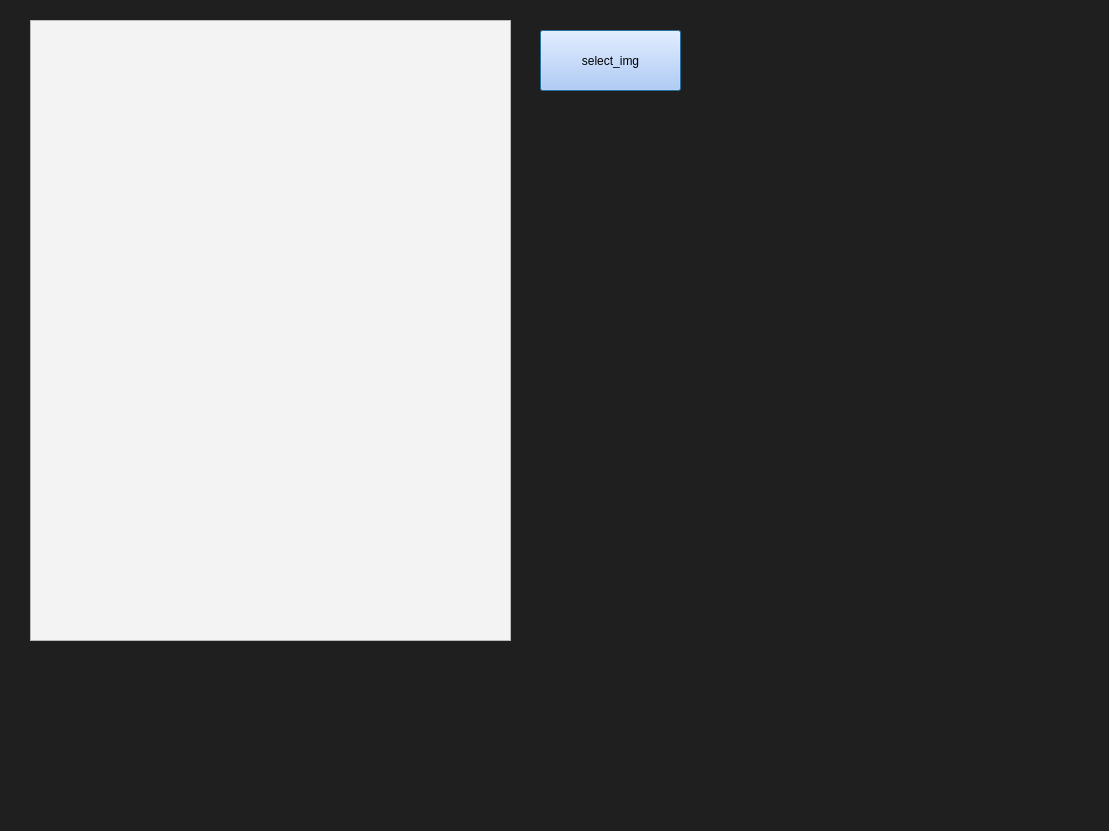
Old version of the form 000. 2차 플젝/dashboard_pyqt.ui in the repository SeunghyeChae/CAKD3_tmdhey.
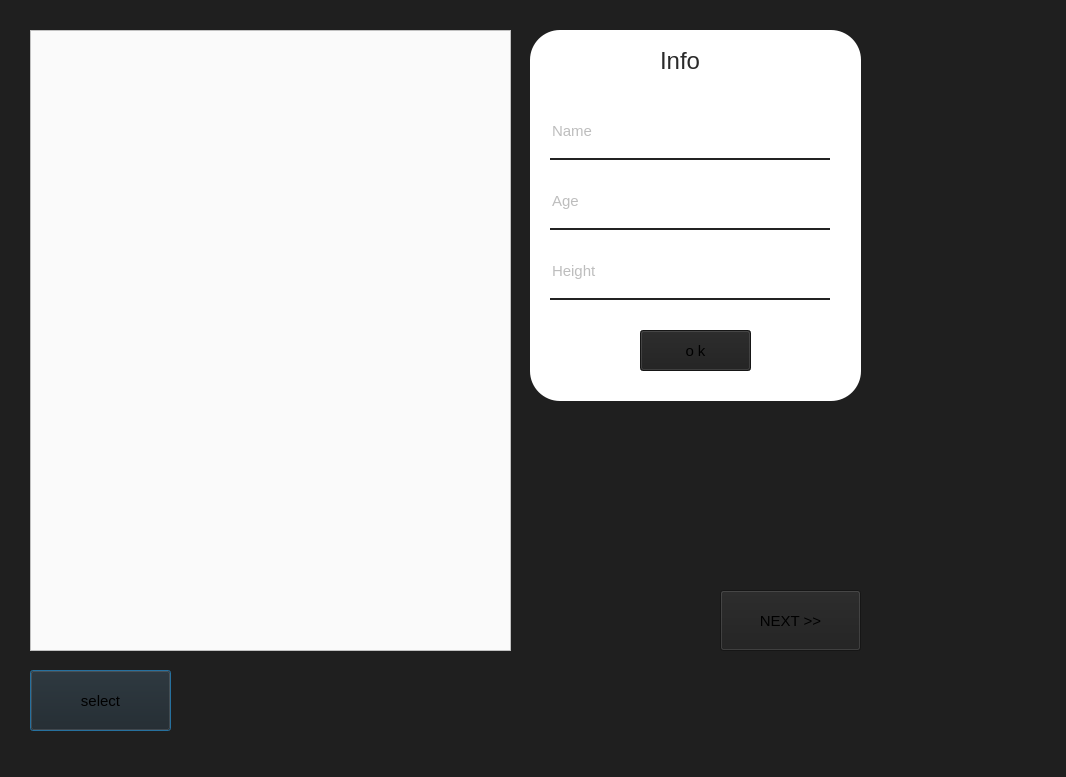
New version of the form.

Commit message: it's so hard

```diff
--- a/000. 2차 플젝/dashboard_pyqt.ui
+++ b/000. 2차 플젝/dashboard_pyqt.ui
@@ -6,8 +6,8 @@
    <rect>
     <x>0</x>
     <y>0</y>
-    <width>1109</width>
-    <height>831</height>
+    <width>1066</width>
+    <height>777</height>
    </rect>
   </property>
   <property name="windowTitle">
@@ -16,40 +16,243 @@
   <property name="styleSheet">
    <string notr="true">background-color:rgb(31, 31, 31)</string>
   </property>
-  <widget class="QFrame" name="image_frame">
+  <widget class="QPushButton" name="img_button">
    <property name="geometry">
     <rect>
      <x>30</x>
-     <y>20</y>
+     <y>670</y>
+     <width>141</width>
+     <height>61</height>
+    </rect>
+   </property>
+   <property name="font">
+    <font>
+     <family>Arial</family>
+     <pointsize>11</pointsize>
+    </font>
+   </property>
+   <property name="styleSheet">
+    <string notr="true">background-color: rgb(236, 236, 236);
+border:none;
+border-bottom: 2px solid rgb(35, 35, 35);
+color: rgb(50, 50, 50);
+border-bottom-right-radius: 8px;
+border-bottom-left-radius: 8px;
+border-top-right-radius: 8px;
+border-top-left-radius: 8px;
+
+QPushButton#pushButton:pressed{
+	padding-left:5px;
+	padding-top:5px;
+	background-color: rgb(194, 194, 194);
+}</string>
+   </property>
+   <property name="text">
+    <string>select</string>
+   </property>
+  </widget>
+  <widget class="QLabel" name="input_info">
+   <property name="geometry">
+    <rect>
+     <x>530</x>
+     <y>30</y>
+     <width>331</width>
+     <height>371</height>
+    </rect>
+   </property>
+   <property name="styleSheet">
+    <string notr="true">background-color: rgb(255, 255, 255);
+border-bottom-right-radius: 30px;
+border-bottom-left-radius: 30px;
+border-top-right-radius: 30px;
+border-top-left-radius: 30px;</string>
+   </property>
+   <property name="text">
+    <string/>
+   </property>
+  </widget>
+  <widget class="QLabel" name="label">
+   <property name="geometry">
+    <rect>
+     <x>660</x>
+     <y>40</y>
+     <width>61</width>
+     <height>41</height>
+    </rect>
+   </property>
+   <property name="font">
+    <font>
+     <family>Arial</family>
+     <pointsize>18</pointsize>
+    </font>
+   </property>
+   <property name="styleSheet">
+    <string notr="true">background-color:rgb(255, 255, 255);
+color: rgb(42, 42, 42)</string>
+   </property>
+   <property name="text">
+    <string>Info</string>
+   </property>
+  </widget>
+  <widget class="QLineEdit" name="input_name">
+   <property name="geometry">
+    <rect>
+     <x>550</x>
+     <y>110</y>
+     <width>280</width>
+     <height>50</height>
+    </rect>
+   </property>
+   <property name="font">
+    <font>
+     <family>Arial</family>
+     <pointsize>11</pointsize>
+    </font>
+   </property>
+   <property name="styleSheet">
+    <string notr="true">background-color: rgb(255, 255, 255);
+border:none;
+border-bottom: 2px solid rgb(35, 35, 35);
+color: rgb(124, 124, 124);
+padding-bottom: 7px;</string>
+   </property>
+   <property name="placeholderText">
+    <string>Name</string>
+   </property>
+  </widget>
+  <widget class="QLineEdit" name="input_age">
+   <property name="geometry">
+    <rect>
+     <x>550</x>
+     <y>180</y>
+     <width>280</width>
+     <height>50</height>
+    </rect>
+   </property>
+   <property name="font">
+    <font>
+     <family>Arial</family>
+     <pointsize>11</pointsize>
+    </font>
+   </property>
+   <property name="styleSheet">
+    <string notr="true">background-color: rgb(255, 255, 255);
+border:none;
+border-bottom: 2px solid rgb(35, 35, 35);
+color: rgb(124, 124, 124);
+padding-bottom: 7px;</string>
+   </property>
+   <property name="placeholderText">
+    <string>Age</string>
+   </property>
+  </widget>
+  <widget class="QLineEdit" name="input_height">
+   <property name="geometry">
+    <rect>
+     <x>550</x>
+     <y>250</y>
+     <width>280</width>
+     <height>50</height>
+    </rect>
+   </property>
+   <property name="font">
+    <font>
+     <family>Arial</family>
+     <pointsize>11</pointsize>
+    </font>
+   </property>
+   <property name="styleSheet">
+    <string notr="true">background-color: rgb(255, 255, 255);
+border:none;
+border-bottom: 2px solid rgb(35, 35, 35);
+color: rgb(124, 124, 124);
+padding-bottom: 7px;</string>
+   </property>
+   <property name="placeholderText">
+    <string>Height</string>
+   </property>
+  </widget>
+  <widget class="QPushButton" name="pushButton">
+   <property name="geometry">
+    <rect>
+     <x>640</x>
+     <y>330</y>
+     <width>111</width>
+     <height>41</height>
+    </rect>
+   </property>
+   <property name="font">
+    <font>
+     <family>Arial</family>
+     <pointsize>11</pointsize>
+    </font>
+   </property>
+   <property name="styleSheet">
+    <string notr="true">background-color: rgb(42, 42, 42);
+border:none;
+border-bottom: 2px solid rgb(35, 35, 35);
+color: rgb(214, 214, 214);
+border-bottom-right-radius: 5px;
+border-bottom-left-radius: 5px;
+border-top-right-radius: 5px;
+border-top-left-radius: 5px;
+
+QPushButton#pushButton:pressed{
+	padding-left:5px;
+	padding-top:5px;
+	background-color: rgb(194, 194, 194);
+}</string>
+   </property>
+   <property name="text">
+    <string>o k</string>
+   </property>
+  </widget>
+  <widget class="QGraphicsView" name="image_frame">
+   <property name="geometry">
+    <rect>
+     <x>30</x>
+     <y>30</y>
      <width>481</width>
      <height>621</height>
     </rect>
    </property>
    <property name="styleSheet">
-    <string notr="true">background-color:rgb(243, 243, 243)</string>
-   </property>
-   <property name="frameShape">
-    <enum>QFrame::StyledPanel</enum>
-   </property>
-   <property name="frameShadow">
-    <enum>QFrame::Raised</enum>
+    <string notr="true">background-color : rgb(250, 250, 250)</string>
    </property>
   </widget>
-  <widget class="QPushButton" name="img_button">
+  <widget class="QPushButton" name="img_button_2">
    <property name="geometry">
     <rect>
-     <x>540</x>
-     <y>30</y>
+     <x>720</x>
+     <y>590</y>
      <width>141</width>
      <height>61</height>
     </rect>
    </property>
+   <property name="font">
+    <font>
+     <family>Arial</family>
+     <pointsize>11</pointsize>
+    </font>
+   </property>
    <property name="styleSheet">
-    <string notr="true">background-color:rgb(171, 198, 255)
-</string>
+    <string notr="true">background-color: rgb(236, 236, 236);
+border:none;
+border-bottom: 2px solid rgb(35, 35, 35);
+color: rgb(50, 50, 50);
+border-bottom-right-radius: 8px;
+border-bottom-left-radius: 8px;
+border-top-right-radius: 8px;
+border-top-left-radius: 8px;
+
+QPushButton#pushButton:pressed{
+	padding-left:5px;
+	padding-top:5px;
+	background-color: rgb(194, 194, 194);
+}</string>
    </property>
    <property name="text">
-    <string>select_img</string>
+    <string>NEXT &gt;&gt;</string>
    </property>
   </widget>
  </widget>
```
The commit also changes 2 other files.
